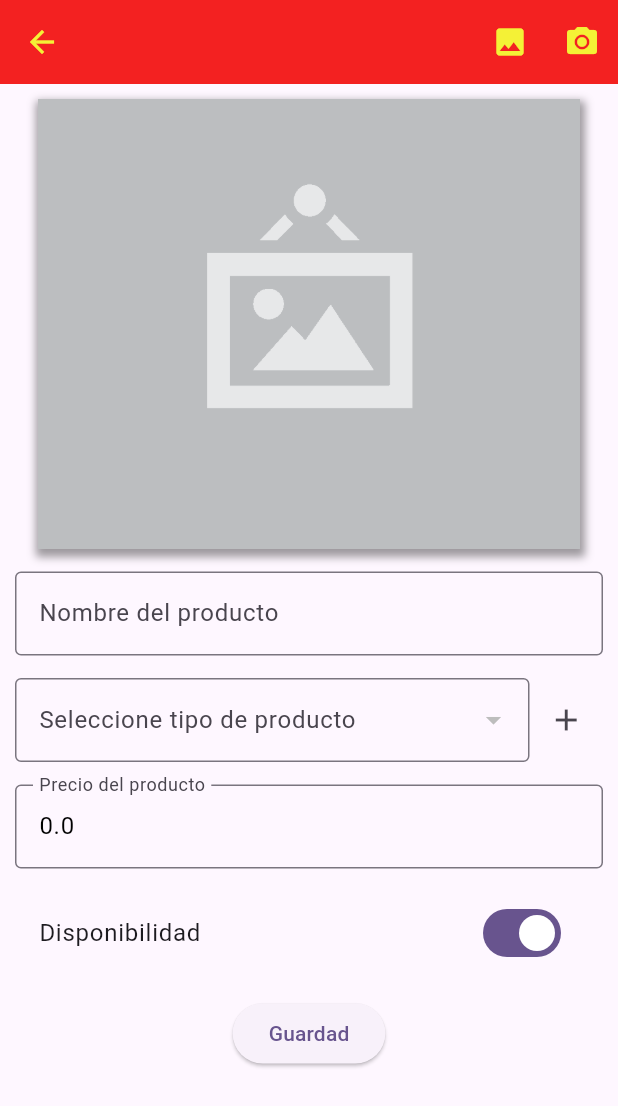
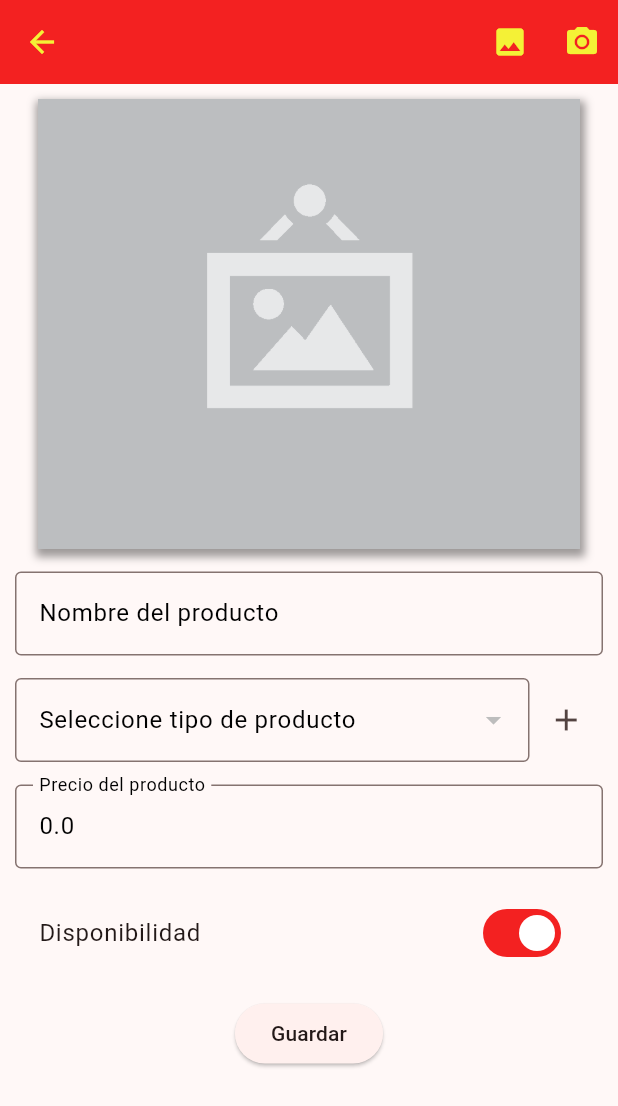
Before and after one commit to ChrisRamirez11/shopping_app, a Flutter app: the AddProductScreen screen opened directly, on a phone screen of 412 x 824 dp. Shown: the top 1106 px of the screen. Run offline on Flutter 3.47's test engine with Material 3 defaults, Android fonts, the phone set to English and light mode, and no system bars; our stand-ins replace dio, image_picker, rxdart, shared_preferences, supabase_flutter; missing offline and left inert: top_modal_sheet; accounts and stored records are empty.

Commit message:
theme updated
theme updated and a grammar fix

```diff
--- a/lib/provider/products_provider_supabase.dart
+++ b/lib/provider/products_provider_supabase.dart
@@ -25,8 +25,8 @@ class ProductsProviderSupabase {
         backgroundColor: Theme.of(context).colorScheme.error,
       ));
     } catch (error) {
-      ScaffoldMessenger.of(context).showSnackBar(
-          SnackBar(content: Text('Ha ocurrido un error, vuelva a intentarlo')));
+      ScaffoldMessenger.of(context).showSnackBar(const SnackBar(
+          content: Text('Ha ocurrido un error, vuelva a intentarlo')));
     }
   }
 
--- a/lib/screens/add_product_screen.dart
+++ b/lib/screens/add_product_screen.dart
@@ -37,6 +37,7 @@ class _AddProductScreenState extends State<AddProductScreen> {
     if (widget.product != null) {
       product = widget.product!;
       pic = product.pic;
+      _selectedOption = product.type;
     } else {
       product = Product(
           id: 0, name: '', type: '', price: 0, availability: true, pic: '');
@@ -260,7 +261,10 @@ class _AddProductScreenState extends State<AddProductScreen> {
   _createButton() {
     return ElevatedButton(
       onPressed: _saving ? null : () => _submit(),
-      child: Text("Guardad"),
+      child: Text(
+        "Guardar",
+        style: Theme.of(context).textTheme.labelLarge,
+      ),
       style: ButtonStyle(
           shape: WidgetStatePropertyAll(
               RoundedRectangleBorder(borderRadius: BorderRadius.circular(20)))),
--- a/lib/utils/theme.dart
+++ b/lib/utils/theme.dart
@@ -1,48 +1,69 @@
 import 'package:flutter/material.dart';
+import 'package:flutter/services.dart';
 
 Color primary = const Color.fromARGB(255, 243, 33, 33);
 Color secondary = const Color.fromARGB(255, 244, 241, 54);
+const Color tertiary = Colors.black;
+
+//ThemeData
+//
 ThemeData theme = ThemeData(
   textTheme: TextTheme(
     bodyLarge: TextStyle(
-      color: Colors.black,
+      color: tertiary,
     ),
-    bodyMedium: TextStyle(color: Colors.black, fontWeight: FontWeight.bold),
-    bodySmall: TextStyle(color: Colors.black, fontWeight: FontWeight.bold),
+    bodyMedium: TextStyle(color: tertiary, fontWeight: FontWeight.bold),
+    bodySmall: TextStyle(color: tertiary, fontWeight: FontWeight.bold),
     headlineLarge: TextStyle(color: Colors.white),
-    headlineMedium: TextStyle(color: Colors.black, fontWeight: FontWeight.bold),
+    headlineMedium: TextStyle(color: tertiary, fontWeight: FontWeight.bold),
     headlineSmall: TextStyle(color: Colors.white),
-    titleLarge: TextStyle(color: Colors.black87, fontWeight: FontWeight.bold),
-    titleMedium: TextStyle(color: Colors.black, fontWeight: FontWeight.normal),
-    titleSmall: TextStyle(color: Colors.black, fontWeight: FontWeight.normal),
-  ),
-  scrollbarTheme: const ScrollbarThemeData(
-    trackVisibility: MaterialStatePropertyAll(true),
-    interactive: true,
-    thickness: MaterialStatePropertyAll(8),
-    thumbVisibility: MaterialStatePropertyAll(true),
+    titleLarge: TextStyle(
+        color: tertiary.withOpacity(0.87), fontWeight: FontWeight.bold),
+    titleMedium: TextStyle(color: tertiary, fontWeight: FontWeight.normal),
+    titleSmall: TextStyle(color: tertiary, fontWeight: FontWeight.normal),
   ),
 
-  primaryColor: primary,
-  // Color azul
-  secondaryHeaderColor: secondary, // Color rojo
+  //ScrollbarTheme
+  //
+  scrollbarTheme: const ScrollbarThemeData(
+    trackVisibility: WidgetStatePropertyAll(true),
+    interactive: true,
+    thickness: WidgetStatePropertyAll(8),
+    thumbVisibility: WidgetStatePropertyAll(true),
+  ),
 
-  colorScheme: ColorScheme.fromSeed(seedColor: Colors.deepPurple),
+  //ColorScheme
+  //
+  colorScheme: ColorScheme.fromSeed(
+      seedColor: primary,
+      primary: primary,
+      secondary: secondary,
+      error: Colors.red.shade300),
+
+  //TextButtonTheme
+  //
+  textButtonTheme: const TextButtonThemeData(
+    style: ButtonStyle(
+      foregroundColor: WidgetStatePropertyAll(tertiary),
+    ),
+  ),
+
+  //InputDecorationTheme
+  //
+  inputDecorationTheme: InputDecorationTheme(
+    focusColor: tertiary,
+    labelStyle: TextStyle(color: tertiary),
+    focusedBorder: OutlineInputBorder(
+      borderSide: BorderSide(color: tertiary),
+    ),
+  ),
+
+  //TextSelectionTheme
+  //
+  textSelectionTheme: TextSelectionThemeData(
+      cursorColor: tertiary,
+      selectionColor: tertiary.withOpacity(0.30),
+      selectionHandleColor: tertiary.withOpacity(0.8)),
+
   useMaterial3: true,
 );
-
-ThemeData theme2 = ThemeData(
-  scrollbarTheme: const ScrollbarThemeData(
-    trackVisibility: MaterialStatePropertyAll(true),
-    interactive: true,
-    thickness: MaterialStatePropertyAll(8),
-    thumbVisibility: MaterialStatePropertyAll(true),
-  ),
-
-  primaryColor: const Color.fromARGB(255, 243, 33, 33),
-  // Color azul
-  secondaryHeaderColor: const Color.fromARGB(255, 244, 241, 54), // Color rojo
-
-  colorScheme: ColorScheme.fromSeed(seedColor: Colors.deepPurple),
-  useMaterial3: true,
-);
```
